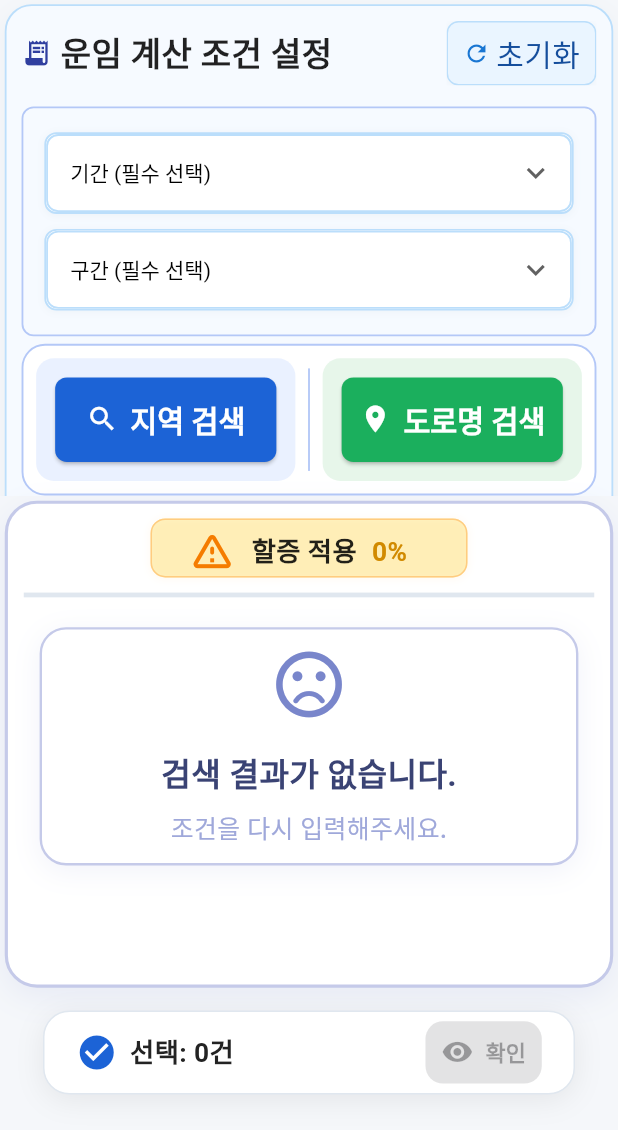
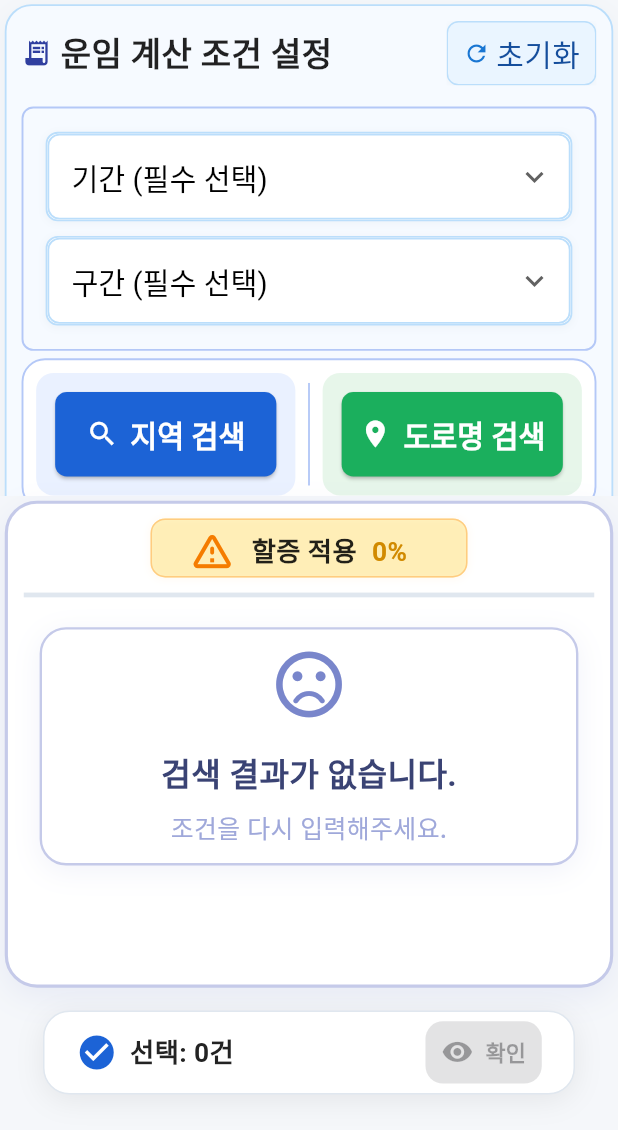
Before and after one commit to jang1231111/line-all-company, a Flutter app: the screen it shows after launch, on a phone screen of 412 x 824 dp, the part 106-1236 px from its top. Run offline on Flutter 3.47's test engine with Material 3 defaults, Android fonts, the phone set to English and light mode, and no system bars; our stand-ins replace dio, flutter_riverpod, flutter_screenutil, freezed_annotation, pretty_dio_logger.

Commit message:
🎨 PeriodDropdownRow 폰트 크기 확대 및 반응형처리

```diff
--- a/lib/features/condition/presentation/widgets/period_dropdown_row.dart
+++ b/lib/features/condition/presentation/widgets/period_dropdown_row.dart
@@ -1,5 +1,6 @@
 import 'package:flutter/material.dart';
 import 'package:flutter_riverpod/flutter_riverpod.dart';
+import 'package:flutter_screenutil/flutter_screenutil.dart';
 import 'package:line_all/common/widgets/dropdown_field.dart';
 import 'package:line_all/features/condition/presentation/data/condition_options.dart';
 import 'package:line_all/features/condition/presentation/providers/condition_provider.dart';
@@ -27,10 +28,10 @@ class PeriodDropdownRow extends ConsumerWidget {
 
     return Container(
       decoration: BoxDecoration(
-        border: Border.all(color: const Color(0xFFB4C8F7), width: 1.2),
-        borderRadius: BorderRadius.circular(8),
+        border: Border.all(color: const Color(0xFFB4C8F7), width: 1.2.w),
+        borderRadius: BorderRadius.circular(8.r),
       ),
-      padding: const EdgeInsets.symmetric(vertical: 16, horizontal: 14),
+      padding: EdgeInsets.symmetric(vertical: 16.h, horizontal: 14.w),
       child: Column(
         children: [
           // 기간 드롭다운
@@ -45,6 +46,8 @@ class PeriodDropdownRow extends ConsumerWidget {
             items: periodOptions.map((opt) => opt.label).toList(),
             hint: '필수 선택',
             icon: null,
+            style: TextStyle(fontSize: 20.sp),
+            hintStyle: TextStyle(fontSize: 20.sp, color: Colors.grey),
             onChanged: (v) {
               final selected = periodOptions.firstWhere(
                 (opt) => opt.label == v,
@@ -53,29 +56,7 @@ class PeriodDropdownRow extends ConsumerWidget {
               viewModel.update(condition.copyWith(period: selected.value));
             },
           ),
-          const SizedBox(height: 10),
-          // 유형 드롭다운
-          // DropdownField(
-          //   key: typeKey,
-          //   focusNode: typeFocusNode,
-          //   initialValue: typeOptions
-          //       .firstWhere(
-          //         (opt) => opt.value == condition.type,
-          //         orElse: () => typeOptions.first,
-          //       )
-          //       .label,
-          //   items: typeOptions.map((opt) => opt.label).toList(),
-          //   hint: '유형 선택',
-          //   icon: null,
-          //   onChanged: (v) {
-          //     final selected = typeOptions.firstWhere(
-          //       (opt) => opt.label == v,
-          //       orElse: () => typeOptions.first,
-          //     );
-          //     viewModel.update(condition.copyWith(type: selected.value));
-          //   },
-          // ),
-          // const SizedBox(height: 10),
+          SizedBox(height: 10.h),
           // 구간 드롭다운
           DropdownField(
             key: sectionKey,
@@ -89,6 +70,8 @@ class PeriodDropdownRow extends ConsumerWidget {
             items: sectionOptions.map((opt) => opt.label).toList(),
             hint: '구간 선택',
             icon: null,
+            style: TextStyle(fontSize: 20.sp),
+            hintStyle: TextStyle(fontSize: 20.sp, color: Colors.grey),
             onChanged: (v) {
               final selected = sectionOptions.firstWhere(
                 (opt) => opt.label == v,
```
